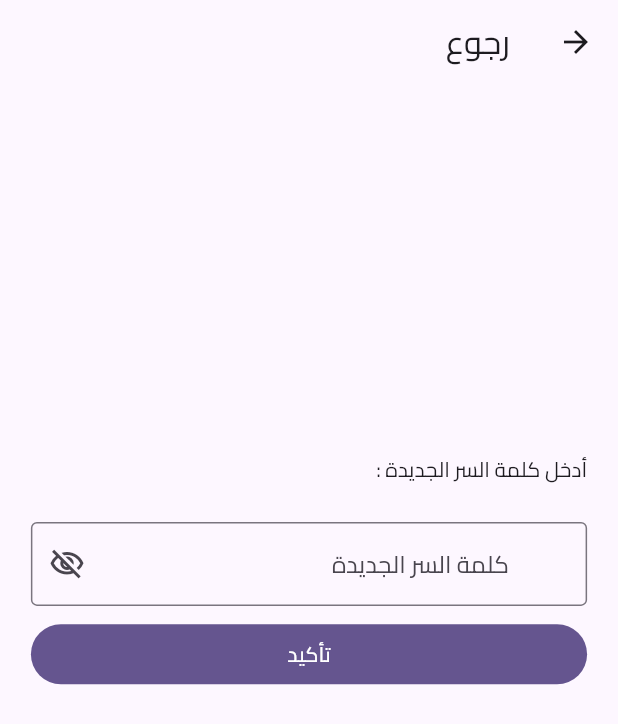
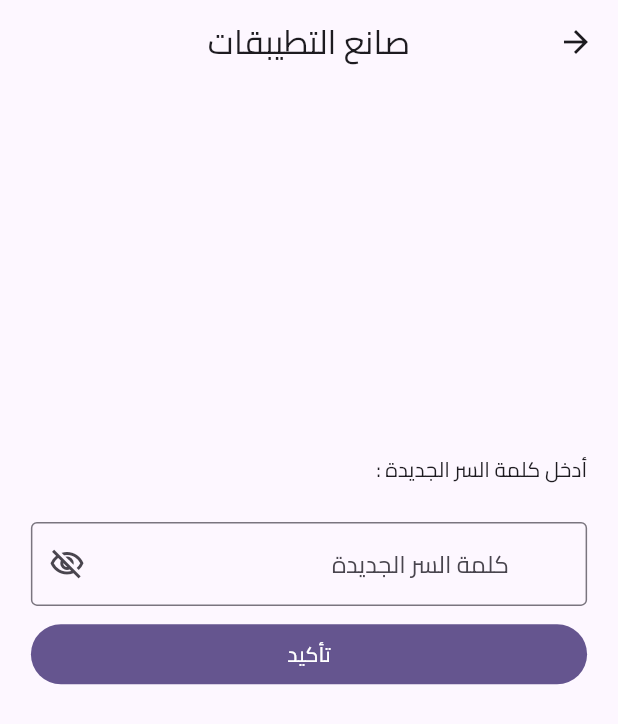
Before and after one commit to almaayn20/system_creator, a Flutter app: the NewPassword screen opened directly, on a phone screen of 412 x 824 dp. Shown: the top 724 px of the screen. Run offline on Flutter 3.47's test engine with Material 2 defaults, Android fonts, the phone set to English and light mode, and no system bars; our stand-ins replace carousel_slider, flutter_colorpicker, flutter_svg, get, get_storage, tuple; accounts and stored records are empty; network calls fail.

```diff
--- a/lib/main.dart
+++ b/lib/main.dart
@@ -1,5 +1,6 @@
 import 'package:flutter/material.dart';
 import 'package:get/get.dart';
+import 'package:system_creator/view/screens/compaines.dart';
 import 'package:system_creator/view/screens/settings.dart';
 import 'package:system_creator/view/screens/test_screen.dart';
 import 'package:system_creator/view/screens/login.dart';
@@ -23,7 +24,7 @@ class MyApp extends StatelessWidget {
       theme: lightTheme,
       darkTheme: darkTheme,
       themeMode: ThemeServices().theme,
-      home: Signup(),
+      home: Companies(),
     );
   }
 }
--- a/lib/view/screens/new_password.dart
+++ b/lib/view/screens/new_password.dart
@@ -28,8 +28,8 @@ class NewPassword extends StatelessWidget {
       child: Scaffold(
         appBar: appBarCustom(
           leading: iconButtonCustom(func: () {}, icon: Icons.arrow_back),
-          title: 'رجوع',
-          centertitle: false,
+          title: 'صانع التطيبقات',
+          centertitle: true,
         ),
         body: SingleChildScrollView(
           child: Container(
@@ -62,9 +62,8 @@ class NewPassword extends StatelessWidget {
                     SizedBox(
                       width:
                           double.infinity, // Expand to fill the available width
-                      child: filledButtonCustom(
-                          onPressed: () {},
-                          text: 'تأكيد'),
+                      child:
+                          filledButtonCustom(onPressed: () {}, text: 'تأكيد'),
                     ),
                   ],
                 ),
--- a/lib/view/screens/settings.dart
+++ b/lib/view/screens/settings.dart
@@ -97,6 +97,7 @@ class Settings extends StatelessWidget {
       child: Scaffold(
         appBar: appBarCustom(
           title: 'صانع التطبيقات',
+          centertitle: true,
         ),
         body: ListView(
           children: listTileCustom([
--- a/lib/view/screens/signup.dart
+++ b/lib/view/screens/signup.dart
@@ -34,8 +34,8 @@ class Signup extends StatelessWidget {
       child: Scaffold(
         appBar: appBarCustom(
           leading: iconButtonCustom(func: () {}, icon: Icons.arrow_back),
-          title: 'رجوع',
-          centertitle: false,
+          title: 'صانع التطبيقات',
+          centertitle: true,
         ),
         body: SingleChildScrollView(
           child: Container(
--- a/lib/view/screens/verification.dart
+++ b/lib/view/screens/verification.dart
@@ -29,8 +29,8 @@ class Verification extends StatelessWidget {
       child: Scaffold(
         appBar: appBarCustom(
           leading: iconButtonCustom(func: () {}, icon: Icons.arrow_back),
-          title: 'رجوع',
-          centertitle: false,
+          title: 'صانع التطبيقات',
+          centertitle: true,
         ),
         body: SingleChildScrollView(
           child: Container(
@@ -44,7 +44,8 @@ class Verification extends StatelessWidget {
                 SizedBox(height: SizeConfig.screenHeight * 0.3),
                 Container(
                   alignment: Alignment.centerRight,
-                  child: Text('لقد قمنا بإرسال كود التحقق الى الايميل المدخل أثناء عملية التسجيل :'),
+                  child: Text(
+                      'لقد قمنا بإرسال كود التحقق الى الايميل المدخل أثناء عملية التسجيل :'),
                 ),
                 SizedBox(height: SizeConfig.screenHeight * 0.03),
                 formCustom(
@@ -63,9 +64,8 @@ class Verification extends StatelessWidget {
                     SizedBox(
                       width:
                           double.infinity, // Expand to fill the available width
-                      child: filledButtonCustom(
-                          onPressed: () {},
-                          text: 'تأكيد'),
+                      child:
+                          filledButtonCustom(onPressed: () {}, text: 'تأكيد'),
                     ),
                     SizedBox(height: SizeConfig.screenHeight * 0.01),
                     Text('0:00'),
```
Also changed, not shown: lib/view/screens/compaines.dart (added, +68 -0 lines), lib/view/widget/card.dart (+4 -7 lines).
